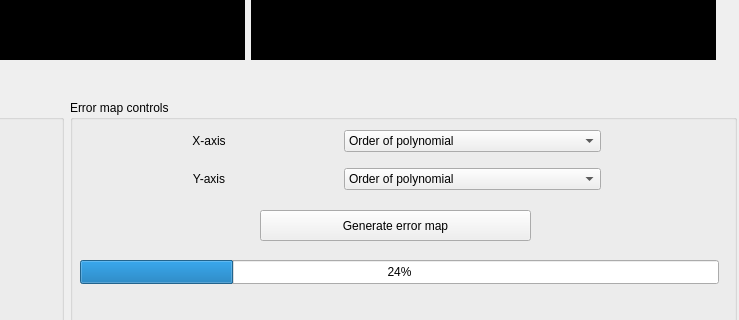
SandraAdel/Signal-Interpolation-and-Curve-Fitting-Accuracy-and-Efficacy-Illustrator, file GUI.ui: the form before one commit; both pictures show x 615 to 1354 and y 420 to 740 of the 1354 by 857 pixel window.
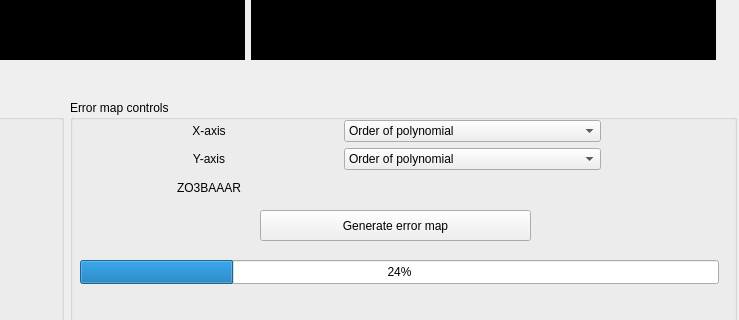
The form after the commit. Icons and pictures are not drawn. Custom widgets are drawn as their Qt base class.

Commit message: ZO3BAAAR LABEL

Patch:
```diff
--- a/GUI.ui
+++ b/GUI.ui
@@ -289,6 +289,16 @@
            </item>
           </widget>
          </item>
+         <item row="2" column="0">
+          <widget class="QLabel" name="label">
+           <property name="text">
+            <string>ZO3BAAAR</string>
+           </property>
+           <property name="alignment">
+            <set>Qt::AlignCenter</set>
+           </property>
+          </widget>
+         </item>
         </layout>
        </widget>
       </widget>
```
The commit also changes 1 other file.
